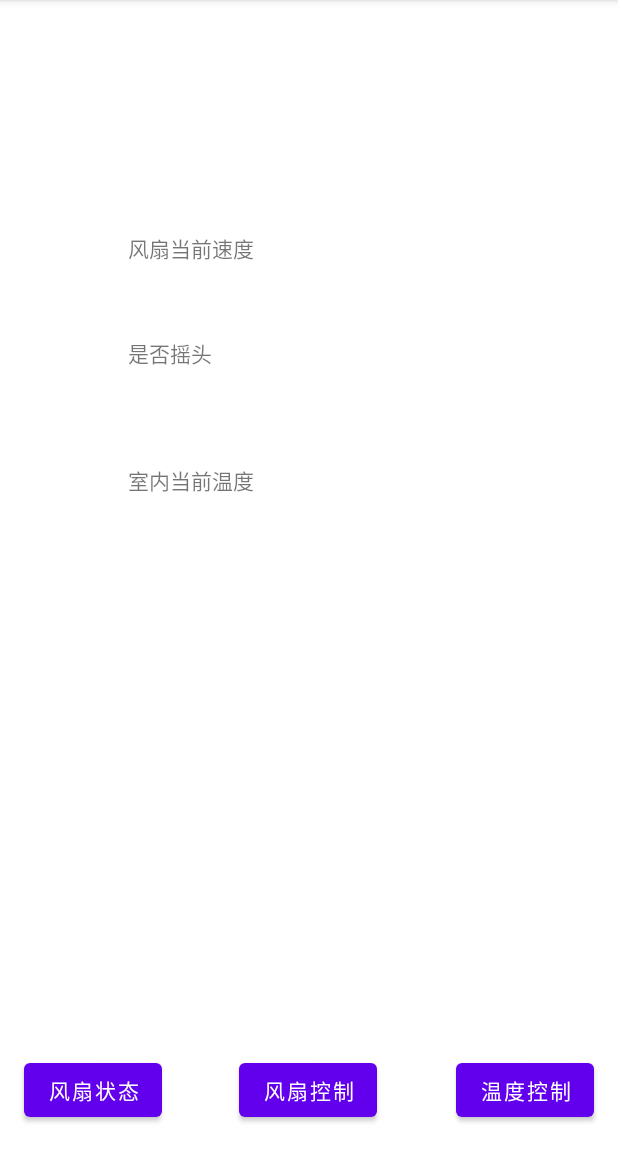
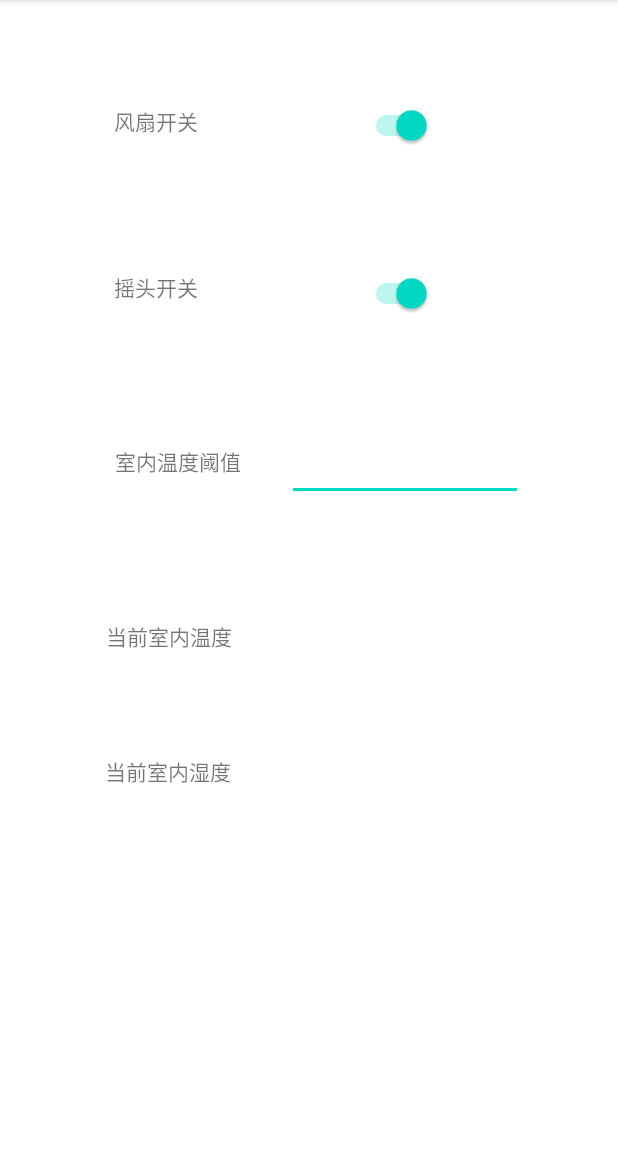
Before and after one commit to songzzzzggg/SmartFans, an Android app: the screen it shows after launch (MainActivity), on a phone screen of 412 x 824 dp, the part 84-1236 px from its top. Run offline under Robolectric (Android 15) with nearby library versions, the phone set to English and light mode, and no system bars.

Commit message:
删除多余页面，将功能集中到一个页面

```diff
--- a/NotifyListenerDemo/app/src/main/res/layout/activity_main.xml
+++ b/NotifyListenerDemo/app/src/main/res/layout/activity_main.xml
@@ -5,37 +5,6 @@
     android:layout_width="match_parent"
     android:layout_height="match_parent"
     tools:context=".MainActivity">
-
-
-
-
-    <Button
-        android:id="@+id/btnConnBLE2"
-        android:layout_width="wrap_content"
-        android:layout_height="wrap_content"
-        android:onClick="onClickFanControl"
-        android:text="风扇控制"
-        app:layout_constraintBottom_toBottomOf="parent"
-        app:layout_constraintEnd_toEndOf="parent"
-        app:layout_constraintHorizontal_bias="0.498"
-        app:layout_constraintStart_toStartOf="parent"
-        app:layout_constraintTop_toBottomOf="@+id/textView"
-        app:layout_constraintVertical_bias="0.927" />
-
-    <Button
-        android:id="@+id/btnConnBLE3"
-        android:layout_width="wrap_content"
-        android:layout_height="wrap_content"
-        android:onClick="onClickTemControl"
-        android:text="温度控制"
-        app:layout_constraintBottom_toBottomOf="parent"
-        app:layout_constraintEnd_toEndOf="parent"
-        app:layout_constraintHorizontal_bias="0.949"
-        app:layout_constraintStart_toStartOf="parent"
-        app:layout_constraintTop_toBottomOf="@+id/textView"
-        app:layout_constraintVertical_bias="0.927" />
-
-
 
 
     <TextView
@@ -48,54 +17,106 @@
         app:layout_constraintLeft_toLeftOf="parent"
         app:layout_constraintRight_toRightOf="parent"
         app:layout_constraintTop_toTopOf="parent"
-        app:layout_constraintVertical_bias="0.535" />
-
-    <Button
-        android:id="@+id/btnConnBLE"
-        android:layout_width="wrap_content"
-        android:layout_height="wrap_content"
-        android:text="风扇状态"
-        app:layout_constraintBottom_toBottomOf="parent"
-        app:layout_constraintEnd_toEndOf="parent"
-        app:layout_constraintHorizontal_bias="0.05"
-        app:layout_constraintStart_toStartOf="parent"
-        app:layout_constraintTop_toBottomOf="@+id/textView"
-        app:layout_constraintVertical_bias="0.927" />
+        app:layout_constraintVertical_bias="1.0" />
 
     <TextView
         android:id="@+id/tvBLEState"
         android:layout_width="wrap_content"
         android:layout_height="wrap_content"
-        android:text="风扇当前速度"
+        android:text="风扇开关"
         app:layout_constraintBottom_toTopOf="@+id/textView"
         app:layout_constraintEnd_toEndOf="parent"
-        app:layout_constraintHorizontal_bias="0.26"
+        app:layout_constraintHorizontal_bias="0.214"
         app:layout_constraintStart_toStartOf="parent"
         app:layout_constraintTop_toTopOf="parent"
-        app:layout_constraintVertical_bias="0.501" />
+        app:layout_constraintVertical_bias="0.117" />
+
+
+    <Switch
+        android:id="@+id/power"
+        android:layout_width="wrap_content"
+        android:layout_height="wrap_content"
+        android:checked="true"
+        android:textOff="关机"
+        android:textOn="开机"
+        app:layout_constraintBottom_toTopOf="@+id/textView"
+        app:layout_constraintEnd_toEndOf="parent"
+        app:layout_constraintHorizontal_bias="0.66"
+        app:layout_constraintStart_toStartOf="parent"
+        app:layout_constraintTop_toTopOf="parent"
+        app:layout_constraintVertical_bias="0.308" />
+
+    <Switch
+        android:id="@+id/power2"
+        android:layout_width="wrap_content"
+        android:layout_height="wrap_content"
+        android:checked="true"
+        android:textOff="关机"
+        android:textOn="开机"
+        app:layout_constraintBottom_toTopOf="@+id/textView"
+        app:layout_constraintEnd_toEndOf="parent"
+        app:layout_constraintHorizontal_bias="0.66"
+        app:layout_constraintStart_toStartOf="parent"
+        app:layout_constraintTop_toTopOf="parent"
+        app:layout_constraintVertical_bias="0.118" />
+
+    <TextView
+        android:id="@+id/tvBLEState0"
+        android:layout_width="wrap_content"
+        android:layout_height="wrap_content"
+        android:text="当前室内温度"
+        app:layout_constraintBottom_toTopOf="@+id/textView"
+        app:layout_constraintEnd_toEndOf="parent"
+        app:layout_constraintHorizontal_bias="0.216"
+        app:layout_constraintStart_toStartOf="parent"
+        app:layout_constraintTop_toTopOf="parent"
+        app:layout_constraintVertical_bias="0.692" />
+
+    <TextView
+        android:id="@+id/tvBLEState6"
+        android:layout_width="wrap_content"
+        android:layout_height="wrap_content"
+        android:text="当前室内湿度"
+        app:layout_constraintBottom_toTopOf="@+id/textView"
+        app:layout_constraintEnd_toEndOf="parent"
+        app:layout_constraintHorizontal_bias="0.214"
+        app:layout_constraintStart_toStartOf="parent"
+        app:layout_constraintTop_toTopOf="parent"
+        app:layout_constraintVertical_bias="0.843" />
 
     <TextView
         android:id="@+id/tvBLEState2"
         android:layout_width="wrap_content"
         android:layout_height="wrap_content"
-        android:text="是否摇头"
+        android:text="摇头开关"
         app:layout_constraintBottom_toTopOf="@+id/textView"
         app:layout_constraintEnd_toEndOf="parent"
-        app:layout_constraintHorizontal_bias="0.239"
+        app:layout_constraintHorizontal_bias="0.214"
         app:layout_constraintStart_toStartOf="parent"
         app:layout_constraintTop_toTopOf="parent"
-        app:layout_constraintVertical_bias="0.726" />
+        app:layout_constraintVertical_bias="0.303" />
 
     <TextView
         android:id="@+id/tvBLEState3"
         android:layout_width="wrap_content"
         android:layout_height="wrap_content"
-        android:text="室内当前温度"
+        android:text="室内温度阈值"
         app:layout_constraintBottom_toTopOf="@+id/textView"
         app:layout_constraintEnd_toEndOf="parent"
-        app:layout_constraintHorizontal_bias="0.26"
+        app:layout_constraintHorizontal_bias="0.233"
         app:layout_constraintStart_toStartOf="parent"
         app:layout_constraintTop_toTopOf="parent"
-        app:layout_constraintVertical_bias="1.0" />
+        app:layout_constraintVertical_bias="0.497" />
+
+    <EditText
+        android:id="@+id/editText2"
+        android:layout_width="157dp"
+        android:layout_height="47dp"
+        app:layout_constraintBottom_toTopOf="@+id/textView"
+        app:layout_constraintEnd_toEndOf="parent"
+        app:layout_constraintHorizontal_bias="0.751"
+        app:layout_constraintStart_toStartOf="parent"
+        app:layout_constraintTop_toTopOf="parent"
+        app:layout_constraintVertical_bias="0.502" />
 
 </androidx.constraintlayout.widget.ConstraintLayout>
```
Also changed, not shown: NotifyListenerDemo/app/src/main/AndroidManifest.xml (+1 -6 lines), NotifyListenerDemo/app/src/main/java/com/example/notifylistenerdemo/FanControlActivity.java (deleted, +0 -33 lines), NotifyListenerDemo/app/src/main/java/com/example/notifylistenerdemo/MainActivity.java (+0 -11 lines), NotifyListenerDemo/app/src/main/java/com/example/notifylistenerdemo/TemControlActivity.java (deleted, +0 -33 lines), NotifyListenerDemo/app/src/main/res/layout/fancontrol_activity.xml (deleted, +0 -177 lines), NotifyListenerDemo/app/src/main/res/layout/temcontrol_activity.xml (deleted, +0 -126 lines).
